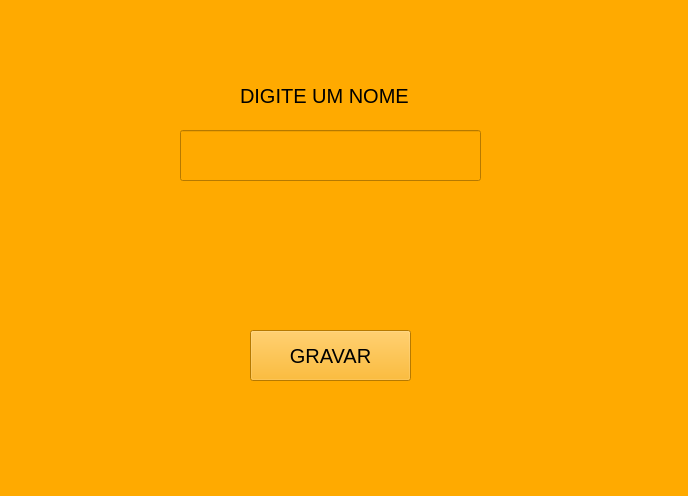
This is painelPython/cad.ui in fredtavares2018/ads_ead as Qt 5 draws it before an edit. The edited form follows.
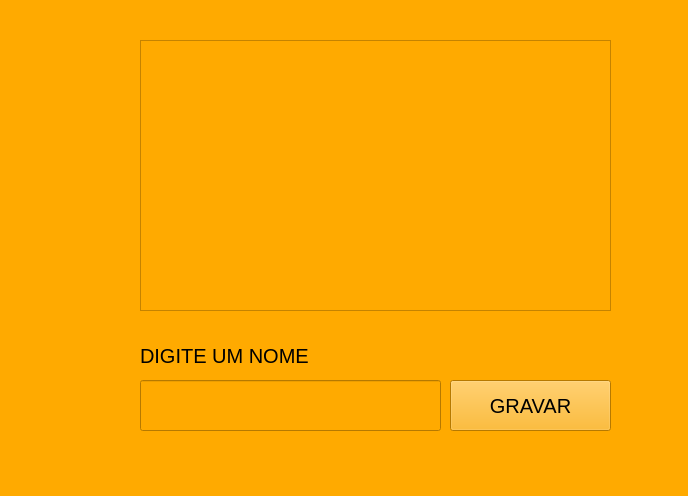
This is the edited form.

Commit message: agora com listView

Patch:
```diff
--- a/painelPython/cad.ui
+++ b/painelPython/cad.ui
@@ -20,8 +20,8 @@
    <widget class="QPushButton" name="pushButton">
     <property name="geometry">
      <rect>
-      <x>250</x>
-      <y>330</y>
+      <x>450</x>
+      <y>380</y>
       <width>161</width>
       <height>51</height>
      </rect>
@@ -38,8 +38,8 @@
    <widget class="QLabel" name="label">
     <property name="geometry">
      <rect>
-      <x>240</x>
-      <y>80</y>
+      <x>140</x>
+      <y>340</y>
       <width>181</width>
       <height>31</height>
      </rect>
@@ -56,8 +56,8 @@
    <widget class="QLineEdit" name="lineEdit">
     <property name="geometry">
      <rect>
-      <x>180</x>
-      <y>130</y>
+      <x>140</x>
+      <y>380</y>
       <width>301</width>
       <height>51</height>
      </rect>
@@ -68,6 +68,16 @@
      </font>
     </property>
    </widget>
+   <widget class="QListWidget" name="lista">
+    <property name="geometry">
+     <rect>
+      <x>140</x>
+      <y>40</y>
+      <width>471</width>
+      <height>271</height>
+     </rect>
+    </property>
+   </widget>
   </widget>
   <widget class="QMenuBar" name="menubar">
    <property name="geometry">
```
The commit also changes 1 other file.
